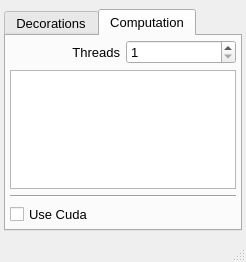
NeutrinoToolkit/Neutrino, file UIs/nPreferences.ui: the form before one commit.
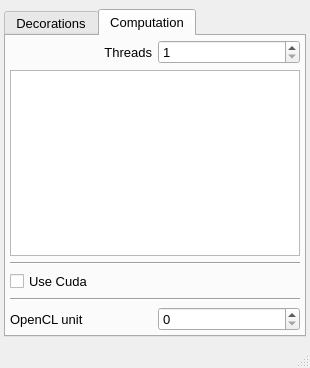
The form after the commit. The open tabs and pages were chosen to show the change.

Patch:
```diff
--- a/UIs/nPreferences.ui
+++ b/UIs/nPreferences.ui
@@ -6,8 +6,8 @@
    <rect>
     <x>0</x>
     <y>0</y>
-    <width>246</width>
-    <height>262</height>
+    <width>310</width>
+    <height>368</height>
    </rect>
   </property>
   <property name="font">
@@ -19,14 +19,14 @@
    <string>Preferences</string>
   </property>
   <widget class="QWidget" name="centralwidget">
-   <layout class="QVBoxLayout" name="verticalLayout_2">
+   <layout class="QGridLayout" name="gridLayout">
     <property name="leftMargin">
      <number>4</number>
     </property>
     <property name="rightMargin">
      <number>4</number>
     </property>
-    <item>
+    <item row="1" column="0">
      <widget class="QTabWidget" name="tabWidget">
       <property name="currentIndex">
        <number>0</number>
@@ -264,6 +264,53 @@
           </layout>
          </widget>
         </item>
+        <item row="5" column="0">
+         <widget class="QWidget" name="widget_5" native="true">
+          <layout class="QHBoxLayout" name="horizontalLayout_5">
+           <property name="leftMargin">
+            <number>0</number>
+           </property>
+           <property name="topMargin">
+            <number>0</number>
+           </property>
+           <property name="rightMargin">
+            <number>0</number>
+           </property>
+           <property name="bottomMargin">
+            <number>0</number>
+           </property>
+           <item>
+            <widget class="QLabel" name="label_4">
+             <property name="font">
+              <font>
+               <pointsize>10</pointsize>
+              </font>
+             </property>
+             <property name="text">
+              <string>OpenCL unit</string>
+             </property>
+            </widget>
+           </item>
+           <item>
+            <widget class="QSpinBox" name="openclUnit"/>
+           </item>
+          </layout>
+         </widget>
+        </item>
+        <item row="1" column="0">
+         <widget class="QPlainTextEdit" name="infoCores">
+          <property name="readOnly">
+           <bool>true</bool>
+          </property>
+         </widget>
+        </item>
+        <item row="2" column="0">
+         <widget class="Line" name="line">
+          <property name="orientation">
+           <enum>Qt::Horizontal</enum>
+          </property>
+         </widget>
+        </item>
         <item row="3" column="0">
          <widget class="QCheckBox" name="useCuda">
           <property name="font">
@@ -279,8 +326,8 @@
           </property>
          </widget>
         </item>
-        <item row="2" column="0">
-         <widget class="Line" name="line">
+        <item row="4" column="0">
+         <widget class="Line" name="line_2">
           <property name="orientation">
            <enum>Qt::Horizontal</enum>
           </property>
@@ -299,7 +346,13 @@
     </item>
    </layout>
   </widget>
-  <widget class="QStatusBar" name="statusBar"/>
+  <widget class="QStatusBar" name="statusBar">
+   <property name="font">
+    <font>
+     <pointsize>10</pointsize>
+    </font>
+   </property>
+  </widget>
  </widget>
  <tabstops>
   <tabstop>tabWidget</tabstop>
```
Left out of the diff: 76 changed lines with no effect on the pictures.
